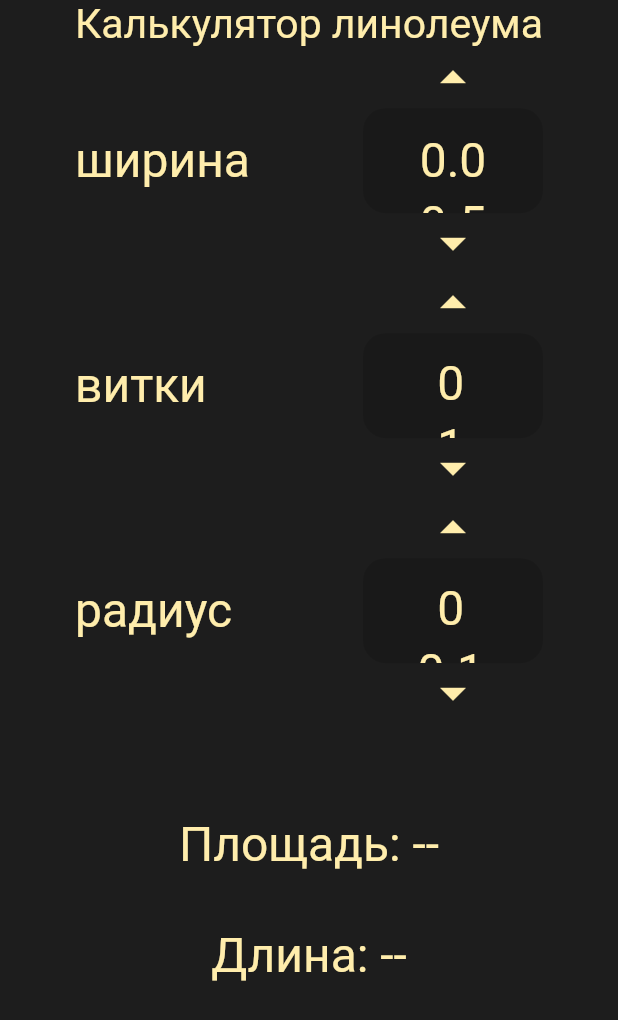
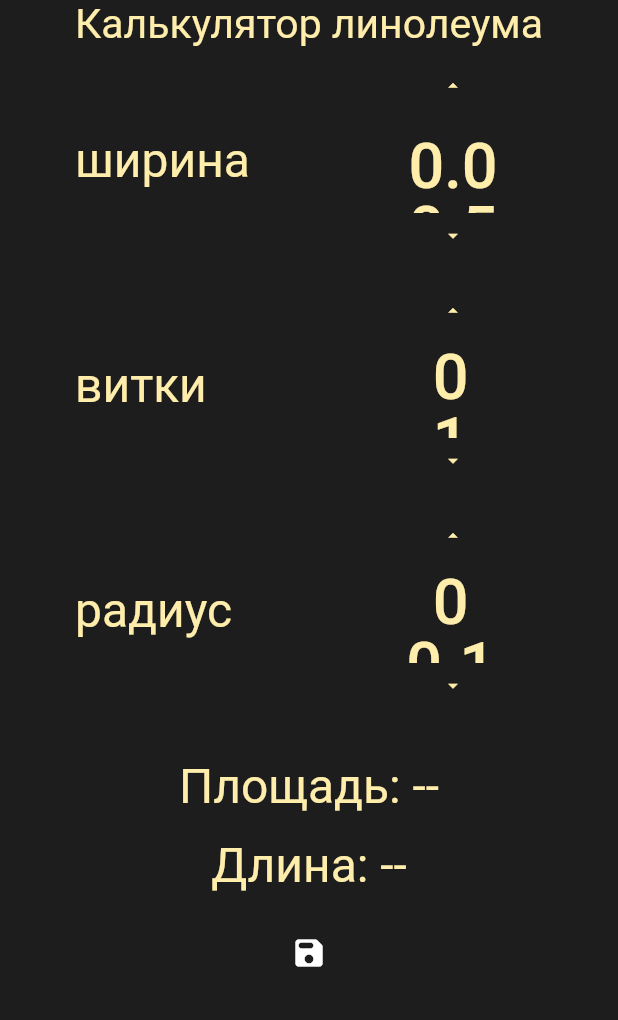
Before and after one commit to supatruparus/flutter_lin_calc, a Flutter app: the screen it shows after launch, on a phone screen of 412 x 824 dp. Shown: the top 1020 px of the screen. Run offline on Flutter 3.47's test engine with Material 2 defaults, Android fonts, the phone set to English and light mode, and no system bars; our stand-ins replace flutter_neumorphic, flutter_riverpod; missing offline and left inert: flutter_inner_shadow; Roboto replaces fonts that are missing (MontserratAlternates); project files that could hold a hidden picture were left out.

Commit message:
rework Scroll input

```diff
--- a/lib/data/width_controller.dart
+++ b/lib/data/width_controller.dart
@@ -1,8 +1,9 @@
 import 'package:flutter_lin_calc/data/page_view_model_provider.dart';
 import 'package:flutter_lin_calc/domain/models/width_controller.dart';
 import 'package:flutter_riverpod/flutter_riverpod.dart';
-import 'package:flutter/material.dart';
 
 final widthControllerProvider = Provider<ScrollInputController>((ref) {
-  return ScrollInputController(page: ref.watch(viewModelProvider.notifier).widthController.page!.toInt());
+  return ScrollInputController(
+      page:
+          ref.watch(viewModelProvider.notifier).widthController.page!.toInt());
 });
--- a/lib/domain/models/result.dart
+++ b/lib/domain/models/result.dart
@@ -1,7 +1,5 @@
-import 'package:flutter_lin_calc/domain/models/rulon_params.dart';
-
-class Result{
-  Result({ this.ploshad = -1,  this.length = -1});
+class Result {
+  Result({this.ploshad = -1, this.length = -1});
 
   @override
   String toString() {
--- a/lib/main.dart
+++ b/lib/main.dart
@@ -1,28 +1,27 @@
 import 'package:flutter/material.dart';
 import 'package:flutter_lin_calc/consts/colors.dart';
+import 'package:flutter_lin_calc/presentation/history_page.dart';
 import 'package:flutter_lin_calc/presentation/main_page_view.dart';
+import 'package:flutter_lin_calc/theme.dart';
 import 'package:flutter_riverpod/flutter_riverpod.dart';
 
 void main() {
-  runApp(const MyApp());
+  runApp(const ProviderScope(child: MyApp()));
 }
 
-class MyApp extends StatelessWidget {
+class MyApp extends ConsumerWidget {
   const MyApp({super.key});
 
   // This widget is the root of your application.
   @override
-  Widget build(BuildContext context) {
+  Widget build(BuildContext context, ref) {
     return ProviderScope(
       child: MaterialApp(
         title: 'Flutter Demo',
-        theme: ThemeData(
-            scaffoldBackgroundColor: MyColors.bgGrey,
-            colorScheme: const ColorScheme.dark().copyWith(
-                primary: MyColors.yelowtext,
-                error: MyColors.yelowtext,
-                secondary: MyColors.yelowtext)),
-        home: const MyHomePage(),
+        theme: myTheme,
+        home: PageView(
+          children: const [MyHomePage(), HistoryPage()],
+        ),
       ),
     );
   }
--- a/lib/presentation/main_page_view.dart
+++ b/lib/presentation/main_page_view.dart
@@ -1,9 +1,9 @@
 import 'package:flutter/material.dart';
 import 'package:flutter_lin_calc/data/result_provider.dart';
+import 'package:flutter_lin_calc/presentation/result_v2.dart';
 import 'package:flutter_lin_calc/utils/extensions.dart';
 import 'package:flutter_lin_calc/widgets/scroll_input_v3.dart';
 import 'package:flutter_riverpod/flutter_riverpod.dart';
-
 import '../consts/strings.dart';
 import '../data/page_view_model_provider.dart';
 import '../data/theme_provider.dart';
@@ -24,9 +24,7 @@ class MyHomePage extends ConsumerWidget {
     final viewModel = ref.read(viewModelProvider.notifier);
 
     return Scaffold(
-      extendBody: false,
       body: SafeArea(
-        child: SingleChildScrollView(
         child: Column(
           crossAxisAlignment: CrossAxisAlignment.center,
           mainAxisAlignment: MainAxisAlignment.spaceBetween,
@@ -37,9 +35,7 @@ class MyHomePage extends ConsumerWidget {
                 mainAxisSize: MainAxisSize.max,
                 mainAxisAlignment: MainAxisAlignment.spaceBetween,
                 children: [
-                    ConstrainedBox(
-                      constraints: BoxConstraints(maxHeight: 500),
-                      child: Column(
+                  Column(
                     children: [
                       Center(
                           child: Align(
@@ -62,17 +58,16 @@ class MyHomePage extends ConsumerWidget {
                       ),
                     ],
                   ),
-                    ),
                   ConstrainedBox(
-                        constraints: BoxConstraints(minHeight: 200, minWidth: double.infinity),
-                        child: _Result()),
+                      constraints: const BoxConstraints(
+                          minHeight: 200, minWidth: double.infinity),
+                      child: const ResultV2()),
                 ],
               ),
             ),
           ],
         ),
       ),
-      ),
     );
   }
 }
--- a/lib/presentation/radius_setter.dart
+++ b/lib/presentation/radius_setter.dart
@@ -28,7 +28,6 @@ class _RadiusSetter extends StatelessWidget {
             values: List.generate(10000, (index) {
               return (index / 10).toSimpleString();
             }),
-            textStyle: ref.watch(theme.select((value) => value.textStyle)),
           );
         })
       ],
--- a/lib/presentation/result.dart
+++ b/lib/presentation/result.dart
@@ -12,19 +12,14 @@ part of 'main_page_view.dart';
         mainAxisSize: MainAxisSize.max,
         mainAxisAlignment: MainAxisAlignment.spaceEvenly,
         crossAxisAlignment: CrossAxisAlignment.center,
-          children: [
-            // const _Title(),
-            const _Ploshad(),
+        children: const [
+          _Ploshad(),
           _Length(),
-
-
         ],
       ),
     );
   }
 }
-
-
 
 class _Title extends ConsumerWidget {
   const _Title({Key? key}) : super(key: key);
@@ -32,7 +27,9 @@ class _Title extends ConsumerWidget {
   @override
   Widget build(BuildContext context, ref) {
     return Text(
-      '${Strings.result}:', style: ref.watch(theme.select((value) => value.textStyle)),);
+      '${Strings.result}:',
+      style: ref.watch(theme.select((value) => value.textStyle)),
+    );
   }
 }
 
@@ -43,18 +40,23 @@ class _Ploshad extends ConsumerWidget {
   Widget build(BuildContext context, ref) {
     TextStyle textStyle = ref.watch(theme.select((value) => value.textStyle));
 
-    final double? ploshad = ref.watch(resultProvider).ploshad;
-    String text = ploshad!=-1? '${ploshad!.toStringAsFixed(3)}м²' : '--';
+    final double ploshad = ref.watch(resultProvider).ploshad;
+    String text = ploshad != -1 ? '${ploshad.toStringAsFixed(3)}м²' : '--';
     return FittedBox(
       child: Row(
         mainAxisAlignment: MainAxisAlignment.spaceEvenly,
-        children: [Text('${Strings.ploshad}: ', style: textStyle),
-        Text(text, style: textStyle,)
+        children: [
+          Text('${Strings.ploshad}: ', style: textStyle),
+          Text(
+            text,
+            style: textStyle,
+          )
         ],
       ),
     );
   }
 }
+
 class _Length extends ConsumerWidget {
   const _Length({Key? key}) : super(key: key);
 
@@ -62,15 +64,17 @@ class _Length extends ConsumerWidget {
   Widget build(BuildContext context, ref) {
     double? dlina = ref.watch(resultProvider).length;
     TextStyle textStyle = ref.watch(theme.select((value) => value.textStyle));
-    String text = dlina!=-1? '${dlina!.toStringAsFixed(3)}м' : '--';
+    String text = dlina != -1 ? '${dlina.toStringAsFixed(3)}м' : '--';
     return FittedBox(
       child: Row(
         mainAxisSize: MainAxisSize.max,
         mainAxisAlignment: MainAxisAlignment.spaceEvenly,
         children: [
+          Text('${Strings.length}: ', style: textStyle),
           Text(
-            '${Strings.length}: ', style: textStyle),
-          Text(text, style:  textStyle,)
+            text,
+            style: textStyle,
+          )
         ],
       ),
     );
--- a/lib/presentation/result_v2.dart
+++ b/lib/presentation/result_v2.dart
@@ -1,15 +1,14 @@
 import 'package:flutter/material.dart';
+import 'package:flutter_lin_calc/domain/models/lin_calc_app.dart';
 import 'package:flutter_riverpod/flutter_riverpod.dart';
-
 import '../consts/strings.dart';
 import '../data/result_provider.dart';
 import '../data/theme_provider.dart';
 
-class _Result extends StatelessWidget {
-  const _Result({Key? key}) : super(key: key);
-
+class ResultV2 extends ConsumerWidget {
+  const ResultV2({Key? key}) : super(key: key);
   @override
-  Widget build(BuildContext context) {
+  Widget build(BuildContext context, ref) {
     return Container(
       // color: Colors.red,
       padding: const EdgeInsets.all(8.0),
@@ -18,24 +17,15 @@ class _Result extends StatelessWidget {
         mainAxisAlignment: MainAxisAlignment.spaceEvenly,
         crossAxisAlignment: CrossAxisAlignment.center,
         children: [
-          // const _Title(),
           const _Ploshad(),
           const _Length(),
-          IconButton(onPressed: () {}, icon: const Icon(Icons.save_rounded))
+          IconButton(
+              onPressed: () {
+                lincalcApp(ref).onSaveResult();
+              },
+              icon: const Icon(Icons.save_rounded))
         ],
       ),
-    );
-  }
-}
-
-class _Title extends ConsumerWidget {
-  const _Title({Key? key}) : super(key: key);
-
-  @override
-  Widget build(BuildContext context, ref) {
-    return Text(
-      '${Strings.result}:',
-      style: ref.watch(theme.select((value) => value.textStyle)),
     );
   }
 }
@@ -47,8 +37,8 @@ class _Ploshad extends ConsumerWidget {
   Widget build(BuildContext context, ref) {
     TextStyle textStyle = ref.watch(theme.select((value) => value.textStyle));
 
-    final double? ploshad = ref.watch(resultProvider).ploshad;
-    String text = ploshad != -1 ? '${ploshad!.toStringAsFixed(3)}м²' : '--';
+    final double ploshad = ref.watch(resultProvider).ploshad;
+    String text = ploshad != -1 ? '${ploshad.toStringAsFixed(3)}м²' : '--';
     return FittedBox(
       child: Row(
         mainAxisAlignment: MainAxisAlignment.spaceEvenly,
@@ -71,7 +61,7 @@ class _Length extends ConsumerWidget {
   Widget build(BuildContext context, ref) {
     double? dlina = ref.watch(resultProvider).length;
     TextStyle textStyle = ref.watch(theme.select((value) => value.textStyle));
-    String text = dlina != -1 ? '${dlina!.toStringAsFixed(3)}м' : '--';
+    String text = dlina != -1 ? '${dlina.toStringAsFixed(3)}м' : '--';
     return FittedBox(
       child: Row(
         mainAxisSize: MainAxisSize.max,
--- a/lib/presentation/vitki_setter.dart
+++ b/lib/presentation/vitki_setter.dart
@@ -23,8 +23,8 @@ class _VitkiSetter extends StatelessWidget {
               int vitki = double.parse(string).toInt();
               viewModel.onPickVitki(vitki);
             },
+            textStyle: Theme.of(context).textTheme.bodyLarge,
             values: List.generate(100, (index) => index.toString()),
-            textStyle: ref.watch(theme.select((value) => value.textStyle)),
           );
         })
       ],
--- a/lib/presentation/width_setter.dart
+++ b/lib/presentation/width_setter.dart
@@ -23,7 +23,6 @@ class _WidthSetter extends StatelessWidget {
           return ScrollInputV3(
             isEnabled: false,
             values: List.generate(20, (index) => (index / 2).toString()),
-            textStyle: ref.watch(theme.select((value) => value.textStyle)),
             onValueChanged: (string) {
               double width = double.parse(string);
               viewModel.onPickWidth(width);
--- /dev/null
+++ b/lib/theme.dart
@@ -0,0 +1,23 @@
+import 'package:flutter/material.dart';
+
+import 'consts/colors.dart';
+
+ThemeData myTheme = ThemeData(
+    scaffoldBackgroundColor: MyColors.bgGrey,
+    textTheme: TextTheme(
+        bodyMedium: TextStyle(
+          fontFamily: 'MontserratAlternates',
+          fontStyle: FontStyle.normal,
+          fontSize: 32,
+          color: MyColors.yelowtext,
+        ),
+        bodyLarge: TextStyle(
+          fontFamily: 'MontserratAlternates',
+          fontStyle: FontStyle.normal,
+          color: MyColors.yelowtext,
+          fontSize: 42,
+        )),
+    colorScheme: const ColorScheme.dark().copyWith(
+        primary: MyColors.yelowtext,
+        error: MyColors.yelowtext,
+        secondary: MyColors.yelowtext));
--- a/lib/widgets/scroll_input_v3.dart
+++ b/lib/widgets/scroll_input_v3.dart
@@ -3,22 +3,22 @@ import 'package:flutter_neumorphic/flutter_neumorphic.dart';
 import 'package:flutter_riverpod/flutter_riverpod.dart';
 
 class ScrollInputV3 extends StatelessWidget {
-  const ScrollInputV3(
+  ScrollInputV3(
       {Key? key,
       this.width = 120,
       this.height = 70,
       this.onValueChanged,
-      this.textStyle = const TextStyle(),
+      this.textStyle,
       this.onUp,
       this.onDown,
       this.isEnabled = true,
-      this.color = Colors.white70,
+      this.color,
       this.reverse = false,
       required this.values})
       : super(key: key);
-  final Color color;
+  final Color? color;
   final List<String> values;
-  final TextStyle textStyle;
+  final TextStyle? textStyle;
   final double width;
   final double height;
   final Function(String string)? onValueChanged;
@@ -26,27 +26,39 @@ class ScrollInputV3 extends StatelessWidget {
   final Function()? onUp;
   final bool reverse;
   final bool isEnabled;
+  final PageController pageController =
+      PageController(initialPage: 0, viewportFraction: 0.6);
+  _onDownArrow() {
+    onDown?.call();
+    pageController.nextPage(
+        duration: const Duration(milliseconds: 100), curve: Curves.easeInOut);
+  }
+
+  _onUpArrow() {
+    onUp?.call();
+    pageController.previousPage(
+        duration: const Duration(milliseconds: 100), curve: Curves.easeInOut);
+  }
 
   @override
   Widget build(BuildContext context) {
-    PageController pageController =
-        PageController(initialPage: 0, viewportFraction: 0.6);
+    TextStyle mytextStyle =
+        textStyle ?? Theme.of(context).textTheme.bodyLarge ?? const TextStyle();
+
     pageController.addListener(() {
       debugPrint('page position = ${pageController.page}');
     });
-    return Column(
+    return Container(
+      height: 150,
+      child: Column(
         mainAxisSize: MainAxisSize.min,
         mainAxisAlignment: MainAxisAlignment.center,
         children: [
-        buildNeumorphicIcon(onTap: () {
-          onUp?.call();
-          pageController.previousPage(
-              duration: const Duration(milliseconds: 100),
-              curve: Curves.easeInOut);
-        }),
-        Container(
+          Flexible(flex: 1, child: _UpButton(onTap: _onUpArrow)),
+          Flexible(
+            flex: 3,
+            child: Container(
               decoration: const BoxDecoration(
-              color: Colors.black12,
                   borderRadius: BorderRadius.all(Radius.circular(15))),
               width: width,
               height: height,
@@ -75,7 +87,8 @@ class ScrollInputV3 extends StatelessWidget {
                                     if (focusNode.hasFocus) {
                                       textController.selection = TextSelection(
                                           baseOffset: 0,
-                                      extentOffset: textController.text.length);
+                                          extentOffset:
+                                              textController.text.length);
                                     }
                                   });
 
@@ -84,29 +97,24 @@ class ScrollInputV3 extends StatelessWidget {
                                     textAlign: TextAlign.center,
                                     keyboardType: TextInputType.number,
                                     focusNode: focusNode,
-
                                     decoration: const InputDecoration(
                                       border: InputBorder.none,
-
                                     ),
                                     onChanged: (string) {
                                       onValueChanged?.call(string);
                                     },
                                     onTapOutside: (event) {
-                                  textController.text =
-                                      textController.text.replaceAll(',', '.');
-                                  String textfieldText = textController.text;
+                                      textController.text = textController.text
+                                          .replaceAll(',', '.');
+                                      String textfieldText =
+                                          textController.text;
                                       if (focusNode.hasFocus) {
                                         focusNode.unfocus();
                                         if (textfieldText != '') {
-                                      print(
-                                          'value: ${double.parse(textfieldText)}');
-                                      print(values);
                                           int page = values.indexOf(
                                               double.parse(textfieldText)
                                                   .toString());
                                           if (page != -1) {
-                                        print('page: $page');
                                             pageController.jumpToPage(page);
                                           } else {
                                             page = values.indexOf(
@@ -119,13 +127,13 @@ class ScrollInputV3 extends StatelessWidget {
                                       }
                                     },
                                     controller: textController,
-                                style: textStyle,
+                                    style: mytextStyle,
                                   );
                                   return isEnabled
                                       ? textField
                                       : Text(
                                           (values[index]).toString(),
-                                      style: textStyle,
+                                          style: mytextStyle,
                                         );
                                 }),
                               ))
@@ -134,28 +142,61 @@ class ScrollInputV3 extends StatelessWidget {
                 }),
               ),
             ),
-        RotatedBox(
-            quarterTurns: 2,
-            child: buildNeumorphicIcon(onTap: () {
-              onDown?.call();
-              pageController.nextPage(
-                  duration: const Duration(milliseconds: 100),
-                  curve: Curves.easeInOut);
-            }))
+          ),
+          Flexible(
+              flex: 1,
+              // width: double.infinity,
+
+              child: _DownButton(onTap: _onDownArrow))
         ],
-    );
-  }
-
-  Widget buildNeumorphicIcon({required Function() onTap}) {
-    return GestureDetector(
-      onTap: () {
-        onTap();
-      },
-      child: Icon(
-        Icons.arrow_drop_up_outlined,
-        size: 40,
-        color: textStyle.color,
       ),
     );
   }
 }
+
+class _UpButton extends StatelessWidget {
+  const _UpButton({Key? key, required this.onTap}) : super(key: key);
+  final Function() onTap;
+  @override
+  Widget build(BuildContext context) {
+    return FittedBox(
+      child: ElevatedButton(
+          style: buttonStyle(context),
+          onPressed: onTap,
+          child: const Icon(
+            Icons.arrow_drop_up_outlined,
+
+            // color: color ?? Colors.white,
+          )),
+    );
+  }
+}
+
+class _DownButton extends StatelessWidget {
+  const _DownButton({Key? key, required this.onTap}) : super(key: key);
+  final Function() onTap;
+  @override
+  Widget build(BuildContext context) {
+    return FittedBox(
+      child: ElevatedButton(
+          style: buttonStyle(context),
+          onPressed: onTap,
+          child: const Icon(
+            Icons.arrow_drop_down_outlined,
+
+            // color: color ?? Colors.white,
+          )),
+    );
+  }
+}
+
+buttonStyle(BuildContext context) => ButtonStyle(
+      elevation: MaterialStatePropertyAll(0.0),
+      foregroundColor: MaterialStatePropertyAll(
+          Theme.of(context).textTheme.bodyLarge?.color ?? Colors.white),
+      padding: MaterialStatePropertyAll(EdgeInsets.zero),
+      backgroundColor: MaterialStatePropertyAll(Colors.transparent),
+      // fixedSize: MaterialStateProperty.all(
+      // const Size.fromHeight(10),
+      // ),
+    );
```
Also changed, not shown: lib/data/page_view_model_provider.dart (+0 -7 lines), lib/data/result_provider.dart (+20 -31 lines), lib/domain/models/history_list.dart (+3 -4 lines), lib/domain/models/lin_calc_app.dart (+10 -1 lines), lib/domain/models/text_widget.dart (deleted, +0 -33 lines), lib/presentation/history_page.dart (+18 -6 lines), lib/utils/extensions.dart (+5 -7 lines), 2 other files. Lines whose indentation alone changed are shown as unchanged.
